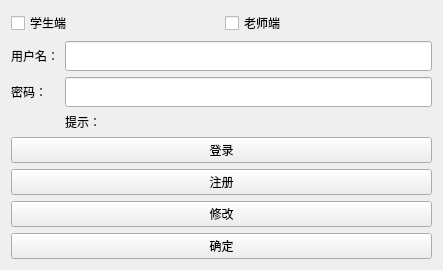
Before: the Qt Designer form Mathlab/MathLabLoginWidget.ui in tsbraw/Mathlab, drawn with Qt 5.
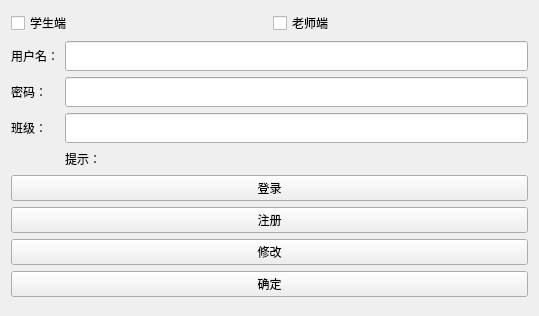
After: the same form once the commit is applied.

The edit to the form file:
```diff
--- a/Mathlab/MathLabLoginWidget.ui
+++ b/Mathlab/MathLabLoginWidget.ui
@@ -6,21 +6,78 @@
    <rect>
     <x>0</x>
     <y>0</y>
-    <width>443</width>
-    <height>246</height>
+    <width>539</width>
+    <height>316</height>
    </rect>
   </property>
   <property name="windowTitle">
    <string>MathLabLoginWidget</string>
   </property>
-  <layout class="QGridLayout" name="gridLayout" rowstretch="0,1,1,0,0,0,0,0,0,0">
-   <item row="8" column="0" colspan="2">
+  <layout class="QGridLayout" name="gridLayout">
+   <item row="3" column="0">
+    <widget class="QLabel" name="label_Class">
+     <property name="minimumSize">
+      <size>
+       <width>0</width>
+       <height>30</height>
+      </size>
+     </property>
+     <property name="text">
+      <string>班级：</string>
+     </property>
+    </widget>
+   </item>
+   <item row="3" column="1">
+    <widget class="QLineEdit" name="lineEdit_Class">
+     <property name="minimumSize">
+      <size>
+       <width>0</width>
+       <height>30</height>
+      </size>
+     </property>
+    </widget>
+   </item>
+   <item row="5" column="0" colspan="2">
+    <widget class="QPushButton" name="pushButton_login">
+     <property name="text">
+      <string>登录</string>
+     </property>
+    </widget>
+   </item>
+   <item row="7" column="0" colspan="2">
     <widget class="QPushButton" name="pushButton_edit">
      <property name="text">
       <string>修改</string>
      </property>
     </widget>
    </item>
+   <item row="6" column="0" colspan="2">
+    <widget class="QPushButton" name="pushButton_register">
+     <property name="text">
+      <string>注册</string>
+     </property>
+    </widget>
+   </item>
+   <item row="8" column="0" colspan="2">
+    <widget class="QPushButton" name="pushButton_Yes">
+     <property name="text">
+      <string>确定</string>
+     </property>
+    </widget>
+   </item>
+   <item row="1" column="0">
+    <widget class="QLabel" name="label">
+     <property name="minimumSize">
+      <size>
+       <width>0</width>
+       <height>30</height>
+      </size>
+     </property>
+     <property name="text">
+      <string>用户名：</string>
+     </property>
+    </widget>
+   </item>
    <item row="0" column="0" colspan="2">
     <layout class="QHBoxLayout" name="horizontalLayout">
      <item>
@@ -39,23 +96,6 @@
      </item>
     </layout>
    </item>
-   <item row="5" column="1">
-    <widget class="QLabel" name="label_note">
-     <property name="text">
-      <string>提示：</string>
-     </property>
-    </widget>
-   </item>
-   <item row="1" column="1">
-    <widget class="QLineEdit" name="lineEdit_Name">
-     <property name="minimumSize">
-      <size>
-       <width>0</width>
-       <height>30</height>
-      </size>
-     </property>
-    </widget>
-   </item>
    <item row="2" column="0">
     <widget class="QLabel" name="label_2">
      <property name="minimumSize">
@@ -69,24 +109,14 @@
      </property>
     </widget>
    </item>
-   <item row="6" column="0" colspan="2">
-    <widget class="QPushButton" name="pushButton_login">
-     <property name="text">
-      <string>登录</string>
-     </property>
-    </widget>
-   </item>
-   <item row="1" column="0">
-    <widget class="QLabel" name="label">
+   <item row="1" column="1">
+    <widget class="QLineEdit" name="lineEdit_Name">
      <property name="minimumSize">
       <size>
        <width>0</width>
        <height>30</height>
       </size>
      </property>
-     <property name="text">
-      <string>用户名：</string>
-     </property>
     </widget>
    </item>
    <item row="2" column="1">
@@ -99,17 +129,16 @@
      </property>
     </widget>
    </item>
-   <item row="7" column="0" colspan="2">
-    <widget class="QPushButton" name="pushButton_register">
-     <property name="text">
-      <string>注册</string>
+   <item row="4" column="1">
+    <widget class="QLabel" name="label_note">
+     <property name="maximumSize">
+      <size>
+       <width>16777215</width>
+       <height>20</height>
+      </size>
      </property>
-    </widget>
-   </item>
-   <item row="9" column="0" colspan="2">
-    <widget class="QPushButton" name="pushButton_Yes">
      <property name="text">
-      <string>确定</string>
+      <string>提示：</string>
      </property>
     </widget>
    </item>
```
